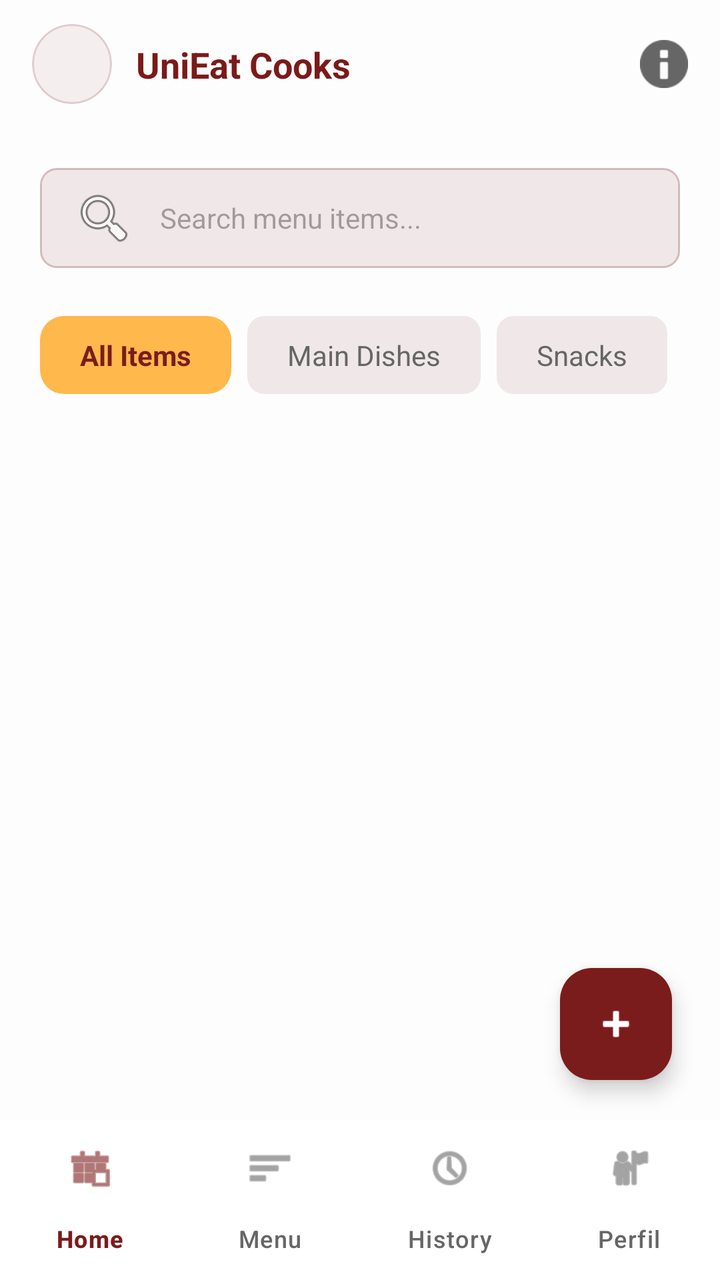
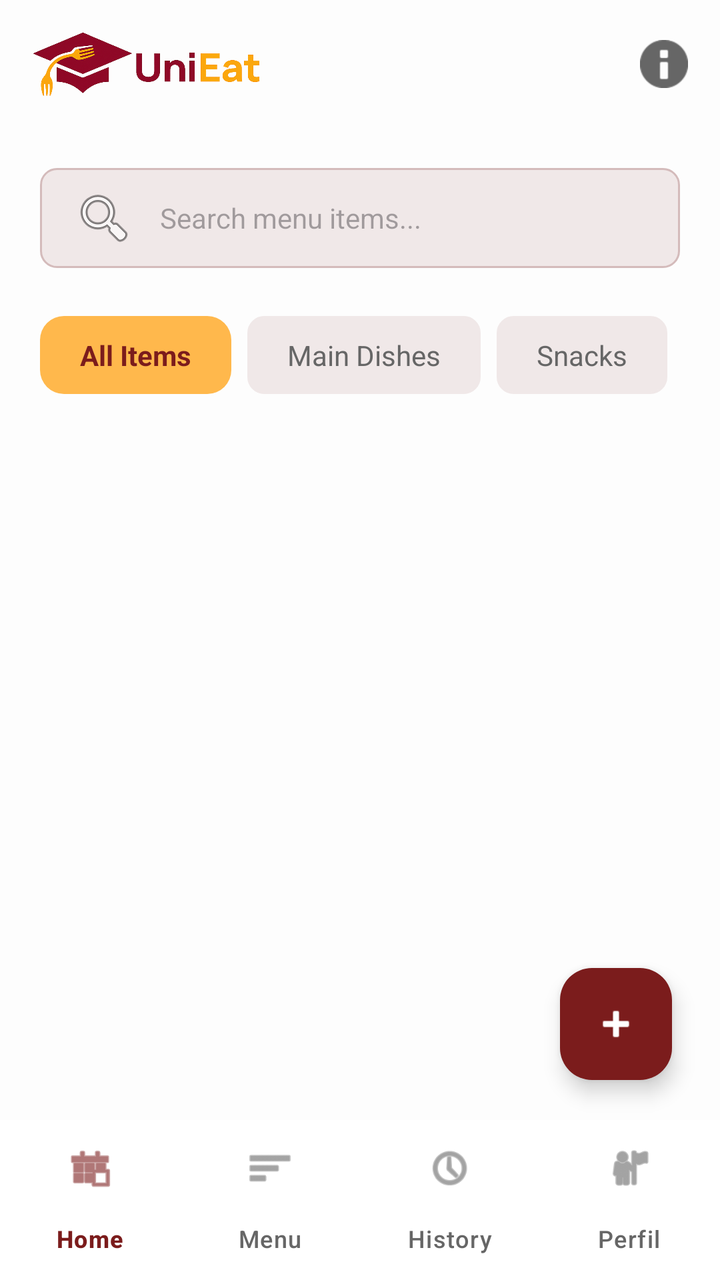

The first picture is an Android layout as it rendered before a commit; the second is the same layout after the commit. The layout source and the unified diff follow.
<!-- AndroidManifest.xml: application theme Theme.UniEat -->
<!-- res/layout/activity_kitchen_menu.xml -->
<?xml version="1.0" encoding="utf-8"?>
<androidx.constraintlayout.widget.ConstraintLayout xmlns:android="http://schemas.android.com/apk/res/android"
    xmlns:app="http://schemas.android.com/apk/res-auto"
    xmlns:tools="http://schemas.android.com/tools"
    android:layout_width="match_parent"
    android:layout_height="match_parent"
    android:background="#FDFDFD"
    android:fitsSystemWindows="true">

    
    <androidx.constraintlayout.widget.ConstraintLayout
        android:id="@+id/topBar"
        android:layout_width="match_parent"
        android:layout_height="64dp"
        android:paddingHorizontal="16dp"
        app:layout_constraintTop_toTopOf="parent">

        <com.google.android.material.imageview.ShapeableImageView
            android:id="@+id/imgProfile"
            android:layout_width="40dp"
            android:layout_height="40dp"
            android:scaleType="centerCrop"
            android:src="@drawable/shape_logo_placeholder"
            app:layout_constraintBottom_toBottomOf="parent"
            app:layout_constraintStart_toStartOf="parent"
            app:layout_constraintTop_toTopOf="parent"
            app:shapeAppearanceOverlay="@style/ShapeAppearance.Material3.Corner.Full" />

        <TextView
            android:layout_width="wrap_content"
            android:layout_height="wrap_content"
            android:layout_marginStart="12dp"
            android:text="UniEat Cooks"
            android:textColor="#7B1A1A"
            android:textSize="18sp"
            android:textStyle="bold"
            app:layout_constraintBottom_toBottomOf="parent"
            app:layout_constraintStart_toEndOf="@id/imgProfile"
            app:layout_constraintTop_toTopOf="parent" />

        <ImageView
            android:layout_width="24dp"
            android:layout_height="24dp"
            android:src="@android:drawable/ic_dialog_info"
            app:layout_constraintBottom_toBottomOf="parent"
            app:layout_constraintEnd_toEndOf="parent"
            app:layout_constraintTop_toTopOf="parent"
            app:tint="#666666" />
    </androidx.constraintlayout.widget.ConstraintLayout>

    <androidx.core.widget.NestedScrollView
        android:layout_width="match_parent"
        android:layout_height="0dp"
        android:fillViewport="true"
        app:layout_constraintBottom_toTopOf="@+id/bottomNavigation"
        app:layout_constraintTop_toBottomOf="@id/topBar">

        <LinearLayout
            android:layout_width="match_parent"
            android:layout_height="wrap_content"
            android:orientation="vertical"
            android:padding="20dp">

            <EditText
                android:id="@+id/etSearch"
                android:layout_width="match_parent"
                android:layout_height="50dp"
                android:background="@drawable/shape_toggle_bg"
                android:drawableStart="@android:drawable/ic_menu_search"
                android:drawablePadding="12dp"
                android:hint="Search menu items..."
                android:inputType="text"
                android:paddingHorizontal="16dp"
                android:textSize="14sp" />

            <HorizontalScrollView
                android:layout_width="match_parent"
                android:layout_height="wrap_content"
                android:layout_marginTop="24dp"
                android:scrollbars="none">

                <LinearLayout
                    android:layout_width="wrap_content"
                    android:layout_height="wrap_content"
                    android:orientation="horizontal">

                    <TextView
                        android:id="@+id/chipAll"
                        android:layout_width="wrap_content"
                        android:layout_height="wrap_content"
                        android:layout_marginEnd="8dp"
                        android:background="@drawable/shape_badge_destaque"
                        android:backgroundTint="#FFB84C"
                        android:paddingHorizontal="20dp"
                        android:paddingVertical="10dp"
                        android:text="All Items"
                        android:textColor="#7B1C1C"
                        android:textStyle="bold" />

                    <TextView
                        android:id="@+id/chipMainDishes"
                        android:layout_width="wrap_content"
                        android:layout_height="wrap_content"
                        android:layout_marginEnd="8dp"
                        android:background="@drawable/shape_toggle_bg"
                        android:backgroundTint="#F0E8E8"
                        android:paddingHorizontal="20dp"
                        android:paddingVertical="10dp"
                        android:text="Main Dishes"
                        android:textColor="#666666" />

                    <TextView
                        android:id="@+id/chipSnacks"
                        android:layout_width="wrap_content"
                        android:layout_height="wrap_content"
                        android:layout_marginEnd="8dp"
                        android:background="@drawable/shape_toggle_bg"
                        android:backgroundTint="#F0E8E8"
                        android:paddingHorizontal="20dp"
                        android:paddingVertical="10dp"
                        android:text="Snacks"
                        android:textColor="#666666" />

                    <TextView
                        android:id="@+id/chipBeverages"
                        android:layout_width="wrap_content"
                        android:layout_height="wrap_content"
                        android:background="@drawable/shape_toggle_bg"
                        android:backgroundTint="#F0E8E8"
                        android:paddingHorizontal="20dp"
                        android:paddingVertical="10dp"
                        android:text="Beverages"
                        android:textColor="#666666" />
                </LinearLayout>
            </HorizontalScrollView>

            <LinearLayout
                android:id="@+id/dishContainer"
                android:layout_width="match_parent"
                android:layout_height="wrap_content"
                android:layout_marginTop="24dp"
                android:orientation="vertical" />
        </LinearLayout>
    </androidx.core.widget.NestedScrollView>

    <com.google.android.material.floatingactionbutton.FloatingActionButton
        android:id="@+id/btnAddDish"
        android:layout_width="wrap_content"
        android:layout_height="wrap_content"
        android:layout_marginEnd="24dp"
        android:layout_marginBottom="100dp"
        android:src="@android:drawable/ic_input_add"
        app:backgroundTint="#7B1C1C"
        app:layout_constraintBottom_toBottomOf="parent"
        app:layout_constraintEnd_toEndOf="parent"
        app:tint="#FFFFFF" />

    <com.google.android.material.bottomnavigation.BottomNavigationView
        android:id="@+id/bottomNavigation"
        android:layout_width="match_parent"
        android:layout_height="80dp"
        android:background="#FFFFFF"
        app:itemIconTint="@drawable/nav_item_color"
        app:itemTextColor="@drawable/nav_item_color"
        app:itemActiveIndicatorStyle="@style/Widget.Material3.BottomNavigationView.ActiveIndicator"
        app:itemRippleColor="@null"
        app:labelVisibilityMode="labeled"
        app:menu="@menu/kitchen_nav_menu"
        app:layout_constraintBottom_toBottomOf="parent" />

</androidx.constraintlayout.widget.ConstraintLayout>
<!-- resources referenced by this layout -->
<resources>
  <!-- drawable nav_item_color (drawable) -->
  <?xml version="1.0" encoding="utf-8"?>
  <selector xmlns:android="http://schemas.android.com/apk/res/android">
      <item android:color="#7B1C1C" android:state_checked="true" />
      <item android:color="#666666" />
  </selector>
  <!-- drawable shape_badge_destaque (drawable) -->
  <?xml version="1.0" encoding="utf-8"?>
  <shape xmlns:android="http://schemas.android.com/apk/res/android">
      <solid android:color="#FFE8B1" />
      <corners android:radius="12dp" />
  </shape>
  <!-- drawable shape_logo_placeholder (drawable) -->
  <?xml version="1.0" encoding="utf-8"?>
  <shape xmlns:android="http://schemas.android.com/apk/res/android"
      android:shape="oval">
      <solid android:color="#F5EEEE" />
      <stroke
          android:width="1dp"
          android:color="#E0CCCC" />
  </shape>
  <!-- drawable shape_toggle_bg (drawable) -->
  <?xml version="1.0" encoding="utf-8"?>
  <shape xmlns:android="http://schemas.android.com/apk/res/android"
      android:shape="rectangle">
      <solid android:color="#F0E8E8" />
      <stroke
          android:width="1dp"
          android:color="#D4BBBB" />
      <corners android:radius="8dp" />
  </shape>
  <style name="Theme.UniEat" parent="Base.Theme.UniEat" />
  <style name="Base.Theme.UniEat" parent="Theme.Material3.Light.NoActionBar">
  </style>
</resources>

<!-- the commit's change to res/layout/activity_kitchen_menu.xml (unified diff, before → after) -->
@@ -15,27 +15,14 @@
         android:paddingHorizontal="16dp"
         app:layout_constraintTop_toTopOf="parent">
 
-        <com.google.android.material.imageview.ShapeableImageView
-            android:id="@+id/imgProfile"
-            android:layout_width="40dp"
-            android:layout_height="40dp"
-            android:scaleType="centerCrop"
-            android:src="@drawable/shape_logo_placeholder"
+        <ImageView
+            android:layout_width="wrap_content"
+            android:layout_height="32dp"
+            android:src="@drawable/logo_unieat"
+            android:contentDescription="UniEat"
+            android:adjustViewBounds="true"
             app:layout_constraintBottom_toBottomOf="parent"
             app:layout_constraintStart_toStartOf="parent"
-            app:layout_constraintTop_toTopOf="parent"
-            app:shapeAppearanceOverlay="@style/ShapeAppearance.Material3.Corner.Full" />
-
-        <TextView
-            android:layout_width="wrap_content"
-            android:layout_height="wrap_content"
-            android:layout_marginStart="12dp"
-            android:text="UniEat Cooks"
-            android:textColor="#7B1A1A"
-            android:textSize="18sp"
-            android:textStyle="bold"
-            app:layout_constraintBottom_toBottomOf="parent"
-            app:layout_constraintStart_toEndOf="@id/imgProfile"
             app:layout_constraintTop_toTopOf="parent" />
 
         <ImageView
<!-- resource entries referenced after the edit -->
@@ -1,5 +1,6 @@
 <!-- resources referenced by this layout -->
 <resources>
+  <!-- drawable logo_unieat: png bitmap (drawable, 134527 bytes) -->
   <!-- drawable nav_item_color (drawable) -->
   <?xml version="1.0" encoding="utf-8"?>
   <selector xmlns:android="http://schemas.android.com/apk/res/android">
@@ -11,15 +12,6 @@
   <shape xmlns:android="http://schemas.android.com/apk/res/android">
       <solid android:color="#FFE8B1" />
       <corners android:radius="12dp" />
-  </shape>
-  <!-- drawable shape_logo_placeholder (drawable) -->
-  <?xml version="1.0" encoding="utf-8"?>
-  <shape xmlns:android="http://schemas.android.com/apk/res/android"
-      android:shape="oval">
-      <solid android:color="#F5EEEE" />
-      <stroke
-          android:width="1dp"
-          android:color="#E0CCCC" />
   </shape>
   <!-- drawable shape_toggle_bg (drawable) -->
   <?xml version="1.0" encoding="utf-8"?>
